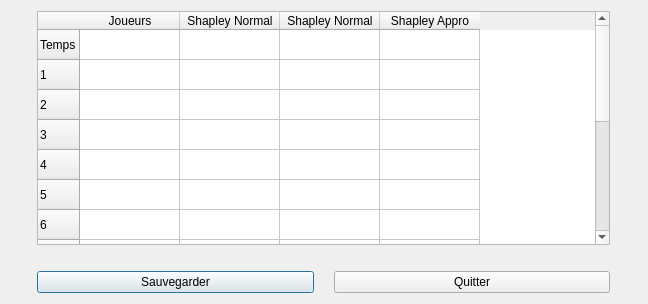
Ehonne/Valeurs-de-Shapley, file Forms/resultat.ui: the form before one commit.
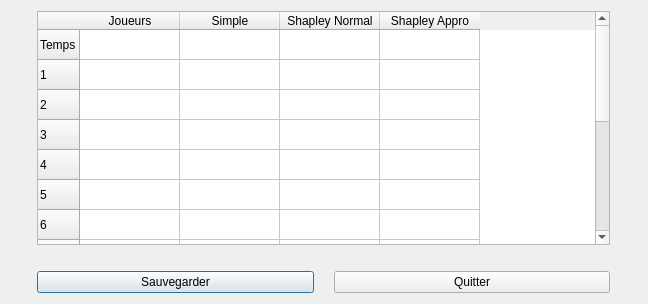
The form after the commit.

Diff of the .ui file:
```diff
--- a/Forms/resultat.ui
+++ b/Forms/resultat.ui
@@ -116,7 +116,7 @@
      </column>
      <column>
       <property name="text">
-       <string>Shapley Normal</string>
+       <string>Simple</string>
       </property>
      </column>
      <column>
```
